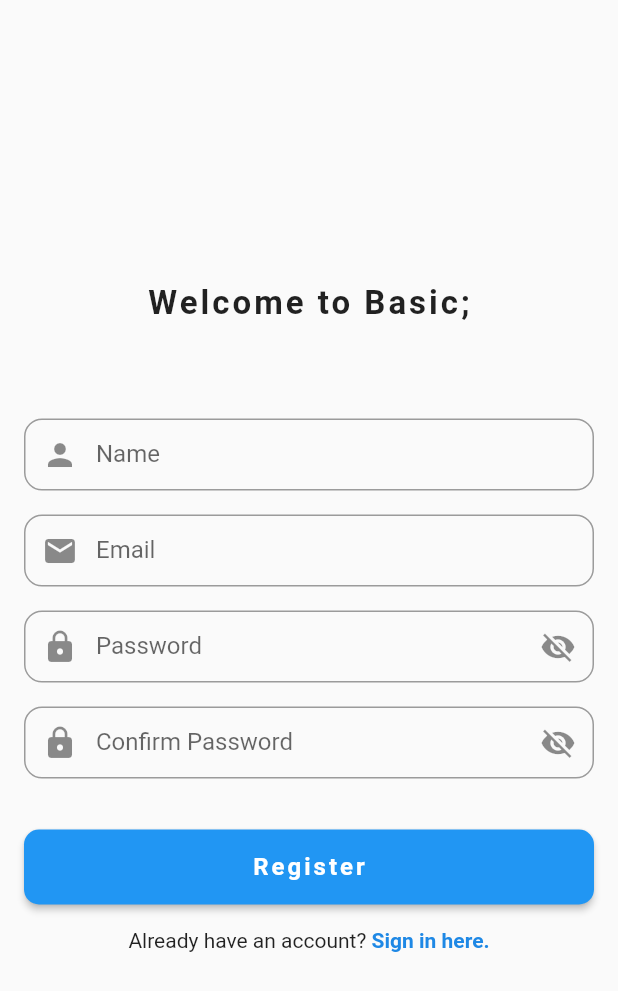
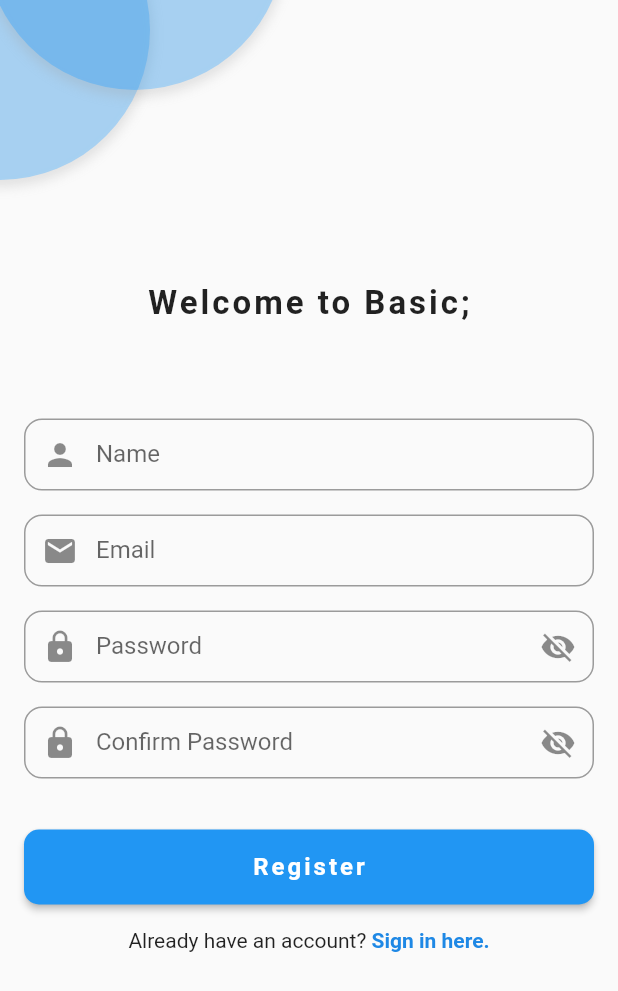
Before and after one commit to sagexfors/basicprog, a Flutter app: the RegisterPage screen opened directly with empty values, on a phone screen of 412 x 824 dp. Shown: the top 991 px of the screen. Run offline on Flutter 3.47's test engine with Material 2 defaults, Android fonts, the phone set to English and light mode, and no system bars; our stand-ins replace firebase_auth, firebase_core, flutter_svg; accounts and stored records are empty; generated files the repository leaves out were written again; network calls fail.

Commit message:
Add Circles in register page

```diff
--- a/lib/Pages/register_page.dart
+++ b/lib/Pages/register_page.dart
@@ -3,6 +3,7 @@ import 'package:firebase_auth/firebase_auth.dart';
 import 'package:flutter/material.dart';
 
 import '../Widgets/auth_button.dart';
+import '../Widgets/circle_thingy.dart';
 import '../Widgets/email_text_form_field.dart';
 import '../Widgets/password_text_form_field.dart';
 
@@ -21,7 +22,19 @@ class _RegisterPageState extends State<RegisterPage> {
       child: Scaffold(
         resizeToAvoidBottomInset: false,
         body: Stack(
-          children: [RegisterForm(showLoginPage: widget.showLoginPage)],
+          children: [
+            const Positioned(
+              top: -80,
+              left: -100,
+              child: CircleThing(opacity: 0.7),
+            ),
+            const Positioned(
+              top: -140,
+              left: -10,
+              child: CircleThing(opacity: 0.7),
+            ),
+            RegisterForm(showLoginPage: widget.showLoginPage)
+          ],
         ),
       ),
     );
```
